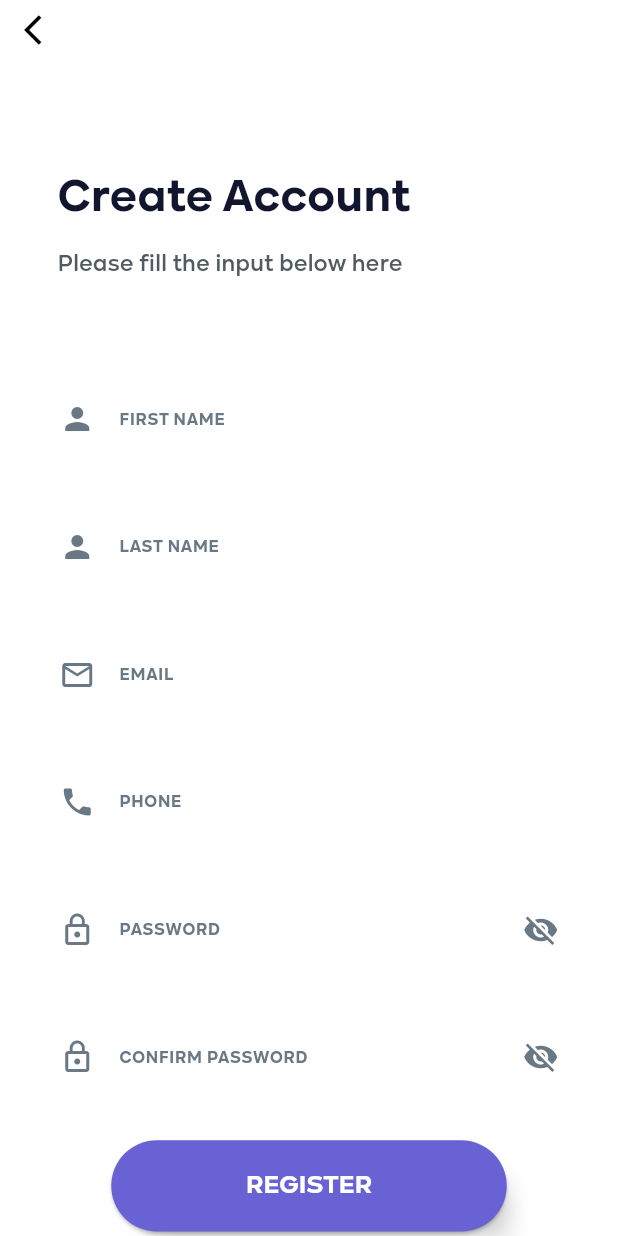
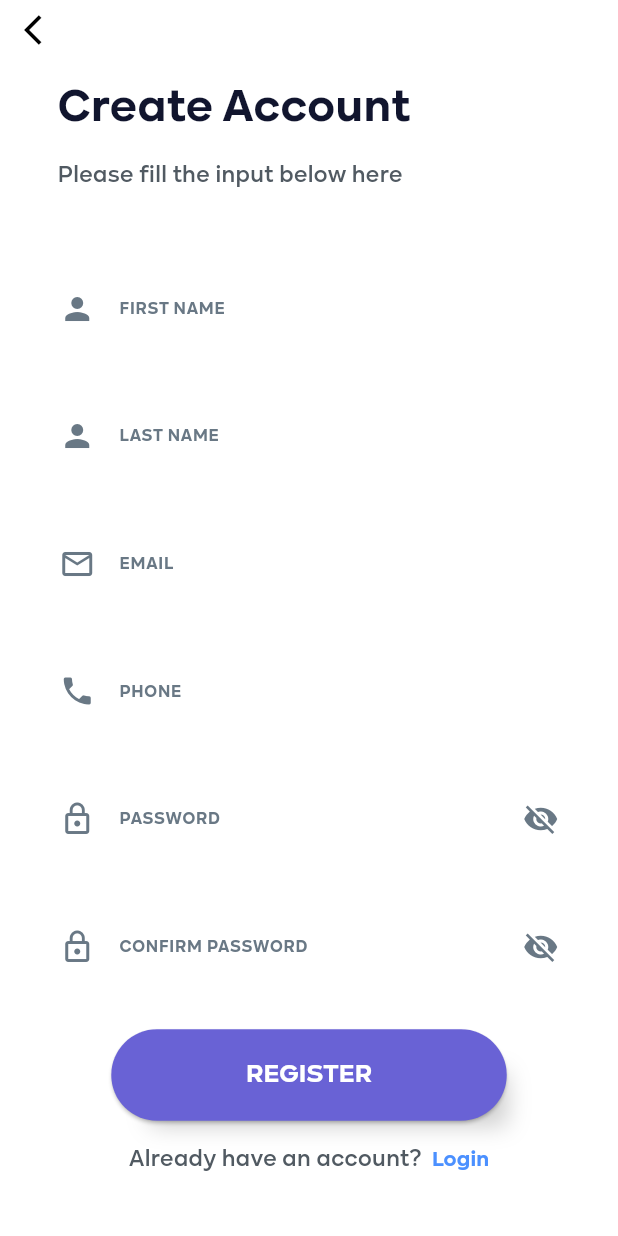
Before and after one commit to ahmed-taha1/Holdy-front-end, a Flutter app: the RegisterView screen opened by its route, on a phone screen of 412 x 824 dp. Run offline on Flutter 3.47's test engine with Material 3 defaults, Android fonts, the phone set to English and light mode, and no system bars; our stand-ins replace bloc, dio, equatable, flutter_bloc, flutter_screenutil, flutter_svg and 1 more; project files that could hold a hidden picture were left out.

Commit message:
updated custom app bar and added cubit to the Login with the Bloc observer over the App

```diff
--- a/lib/core/widgets/custom_app_app_bar_with_back.dart
+++ b/lib/core/widgets/custom_app_app_bar_with_back.dart
@@ -20,8 +20,8 @@ class CustomAppBarWithBack extends StatelessWidget implements PreferredSizeWidge
         ),
       ),
       backgroundColor: Colors.transparent,
-      elevation: 0,
-      toolbarHeight: 40.h,
+      // elevation: 0,
+
     );
   }
 
--- a/lib/core/widgets/default_auth_text.dart
+++ b/lib/core/widgets/default_auth_text.dart
@@ -10,12 +10,14 @@ class DefaultAuthText extends StatelessWidget {
       required this.mainText,
       required this.subText,
       this.isLogoIncluded,
-      this.iconPath});
+      this.iconPath,
+      this.vSpace = 53});
 
   final String mainText;
   final String subText;
   final bool? isLogoIncluded;
   final String? iconPath;
+  final int vSpace;
 
   @override
   Widget build(BuildContext context) {
@@ -32,7 +34,7 @@ class DefaultAuthText extends StatelessWidget {
     return Column(
       children: [
         firstWidget,
-        verticalSpace(53.h),
+        verticalSpace(vSpace.h),
         Align(
           alignment: Alignment.centerLeft,
           child: Column(
--- a/lib/features/authentication/data/repo/auth_repo.dart
+++ b/lib/features/authentication/data/repo/auth_repo.dart
@@ -1,4 +1,6 @@
 
 abstract class AuthRepo{
+  Future<void> login({required String email,required String password});
+
 
 }
--- a/lib/features/authentication/ui/views/register_view.dart
+++ b/lib/features/authentication/ui/views/register_view.dart
@@ -1,5 +1,6 @@
 import 'package:accounts_protector/features/authentication/ui/widgets/Register_widgets/register_view_body.dart';
 import 'package:flutter/material.dart';
+import 'package:flutter_screenutil/flutter_screenutil.dart';
 import '../../../../core/widgets/custom_app_app_bar_with_back.dart';
 
 class RegisterView extends StatelessWidget {
@@ -7,9 +8,12 @@ class RegisterView extends StatelessWidget {
 
   @override
   Widget build(BuildContext context) {
-    return const Scaffold(
-      appBar: CustomAppBarWithBack(),
-      body: RegisterViewBody(),
+    return  Scaffold(
+      appBar: PreferredSize(preferredSize:  Size.fromHeight(40.h),
+      child: const CustomAppBarWithBack()),
+      body: const SingleChildScrollView(
+        child: RegisterViewBody(),
+      ),
     );
   }
 }
--- a/lib/features/authentication/ui/widgets/Register_widgets/register_view_body.dart
+++ b/lib/features/authentication/ui/widgets/Register_widgets/register_view_body.dart
@@ -22,20 +22,19 @@ class RegisterViewBody extends StatelessWidget {
     TextEditingController passwordController = TextEditingController();
     TextEditingController rePasswordController = TextEditingController();
 
-    return SingleChildScrollView(
-      physics: const BouncingScrollPhysics(),
-      child: Padding(
+    return Padding(
       padding: EdgeInsets.symmetric(horizontal: 25.w),
       child: Column(
         children: [
           Padding(
             padding: EdgeInsets.symmetric(horizontal: 10.w),
             child: const DefaultAuthText(
+              vSpace: 10,
               mainText: 'Create Account',
               subText: 'Please fill the input below here',
             ),
           ),
-            verticalSpace(54),
+          verticalSpace(40),
           CustomInputField(
             icon: Icons.person,
             hintText: 'FIRST NAME',
@@ -86,7 +85,7 @@ class RegisterViewBody extends StatelessWidget {
             },
             text: 'REGISTER',
           ),
-            verticalSpace(29),
+          verticalSpace(15),
           Row(
             mainAxisAlignment: MainAxisAlignment.center,
             children: [
@@ -106,7 +105,6 @@ class RegisterViewBody extends StatelessWidget {
           verticalSpace(15),
         ],
       ),
-      ),
     );
   }
 }
--- a/lib/features/platforms/ui/widgets/platforms_view_widgets/top/top_part.dart
+++ b/lib/features/platforms/ui/widgets/platforms_view_widgets/top/top_part.dart
@@ -1,6 +1,9 @@
+import 'package:accounts_protector/core/routing/app_router.dart';
+import 'package:accounts_protector/core/routing/routes.dart';
 import 'package:accounts_protector/features/platforms/ui/widgets/platforms_view_widgets/top/search_input.dart';
 import 'package:flutter/material.dart';
 import 'package:flutter_screenutil/flutter_screenutil.dart';
+import 'package:go_router/go_router.dart';
 import 'package:intl/intl.dart';
 import '../../../../../../core/theming/app_colors.dart';
 import '../../../../../../core/theming/styles.dart';
@@ -38,6 +41,7 @@ class TopPart extends StatelessWidget {
                 ),
                 IconButton(
                   onPressed: () {
+                    context.go(Routes.loginView.path);
                     print("settings clicked");
                   },
                   icon: const Icon(
--- a/lib/main.dart
+++ b/lib/main.dart
@@ -1,5 +1,7 @@
+import 'package:accounts_protector/core/helper/bloc_observer.dart';
 import 'package:accounts_protector/core/networking/web_services/api_service.dart';
 import 'package:flutter/material.dart';
+import 'package:flutter_bloc/flutter_bloc.dart';
 import 'package:flutter_screenutil/flutter_screenutil.dart';
 import 'accounts_protector_app.dart';
 import 'core/networking/urls.dart';
@@ -7,6 +9,7 @@ import 'core/networking/urls.dart';
 void main() async {
   // setupGetIT();
   // to fix .sp font bug in flutter screentil in release mode
+  Bloc.observer= MyBlocObserver();
   await ScreenUtil.ensureScreenSize();
   runApp(const AccountsProtectorApp());
 }
```
Also changed, not shown: lib/core/helper/bloc_observer.dart (added, +28 -0 lines), lib/features/authentication/data/repo/auth_repo_imp.dart (+16 -0 lines), lib/features/authentication/logic/login_cubit.dart (+19 -9 lines), lib/features/authentication/logic/login_states.dart (+7 -0 lines), lib/features/authentication/ui/widgets/login_widgets/login_view_body.dart (+10 -2 lines). Lines whose indentation alone changed are shown as unchanged.
